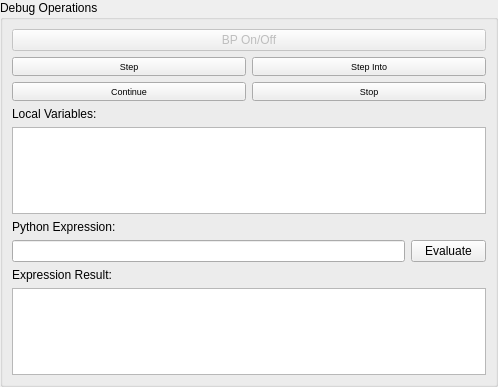
The window that origame/gui/debugging/ui_files/ops_panel.ui (DND-DRDC-RDDC/OS_ORIGAME) describes before a commit, drawn with Qt 5.
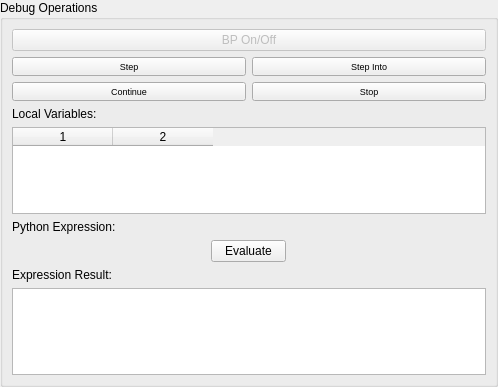
The same window after the commit.

Commit message: improve debug expression field

Diff of the .ui file:
```diff
--- a/origame/gui/debugging/ui_files/ops_panel.ui
+++ b/origame/gui/debugging/ui_files/ops_panel.ui
@@ -185,7 +185,19 @@
          </widget>
         </item>
         <item>
-         <widget class="QListWidget" name="local_variables_list"/>
+         <widget class="QTableWidget" name="local_variables_table">
+          <property name="selectionMode">
+           <enum>QAbstractItemView::SingleSelection</enum>
+          </property>
+          <property name="selectionBehavior">
+           <enum>QAbstractItemView::SelectRows</enum>
+          </property>
+          <property name="columnCount">
+           <number>2</number>
+          </property>
+          <column/>
+          <column/>
+         </widget>
         </item>
        </layout>
       </item>
@@ -198,9 +210,6 @@
       </item>
       <item>
        <layout class="QHBoxLayout" name="horizontalLayout_4">
-        <item>
-         <widget class="QLineEdit" name="python_expression"/>
-        </item>
         <item>
          <widget class="QPushButton" name="evaluate_button">
           <property name="minimumSize">
```
The commit also changes 3 other files.
